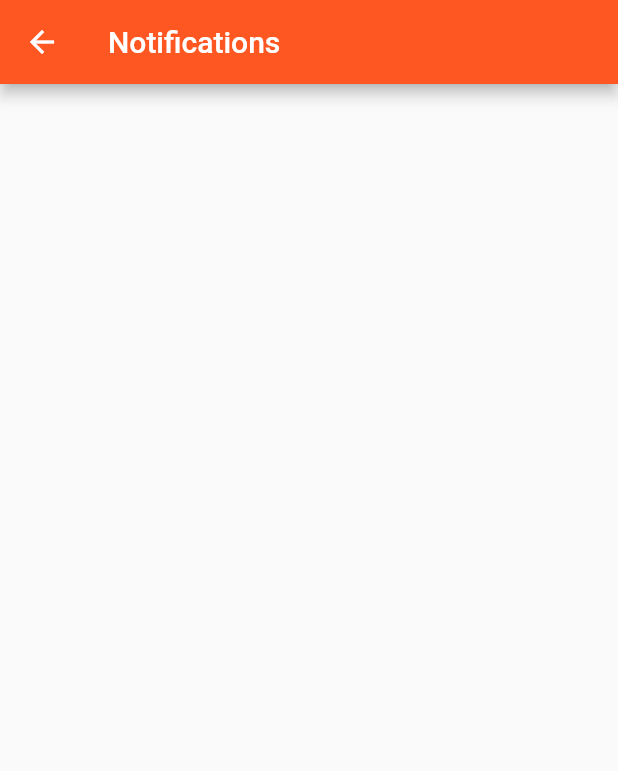
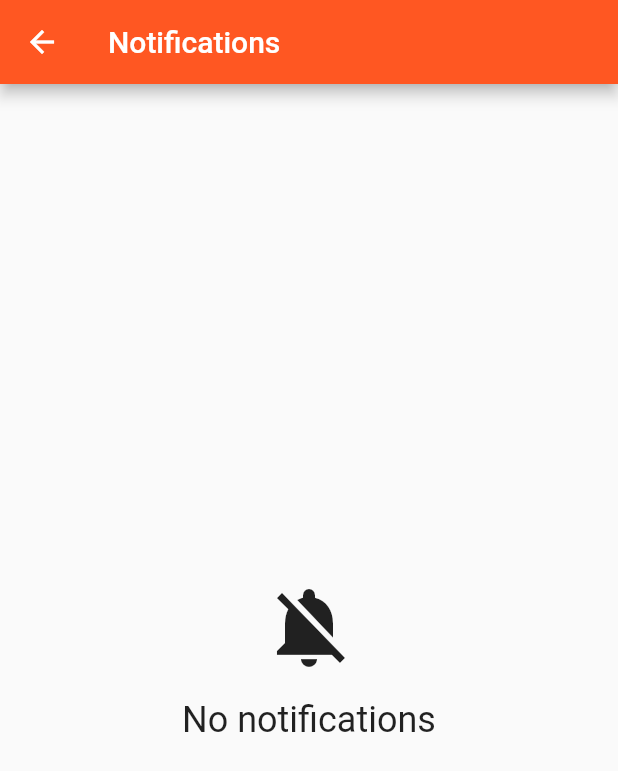
Before and after one commit to Pittawat2542/navi, a Flutter app: the screen it shows after launch, after a tap on the "notifications active" icon, on a phone screen of 412 x 824 dp. Shown: the top 771 px of the screen. Run offline on Flutter 3.47's test engine with Material 2 defaults, Android fonts, the phone set to English and light mode, and no system bars; our stand-ins replace cloud_firestore, firebase_messaging, google_maps_flutter, localstorage, share; accounts and stored records are empty; network calls fail.

Commit message:
[UPDATE] improve overall UI

```diff
--- a/lib/main.dart
+++ b/lib/main.dart
@@ -1,11 +1,11 @@
-import 'package:Navi/widgets/MessagingList.dart';
 import 'package:flutter/material.dart';
 
 import 'package:Navi/screens/AppSearchDelegate.dart';
-import 'package:Navi/widgets/HomeBottomNavigationBar.dart';
 import 'package:Navi/screens/ActivityListScreen.dart';
 import 'package:Navi/screens/FavoriteScreen.dart';
 import 'package:Navi/screens/SettingsScreen.dart';
+import 'package:Navi/widgets/HomeBottomNavigationBar.dart';
+import 'package:Navi/widgets/MessagingList.dart';
 
 void main() => runApp(MyApp());
 
@@ -53,11 +53,12 @@ class _MyHomePageState extends State<MyHomePage> {
           ],
           title: Text(widget.title),
           bottom: TabBar(
-            indicator: BoxDecoration(
-              color: Colors.white,
-              borderRadius: BorderRadius.circular(30.0),
-            ),
-            labelColor: Colors.orangeAccent,
+//            indicator: BoxDecoration(
+//              color: Colors.white,
+//              borderRadius: BorderRadius.circular(30.0),
+//            ),
+            labelColor: Colors.lightBlueAccent,
+            indicatorColor: Colors.lightBlueAccent,
             unselectedLabelColor: Colors.white,
             tabs: tabBar
                 .map(
@@ -81,7 +82,7 @@ class _MyHomePageState extends State<MyHomePage> {
         floatingActionButton: FloatingActionButton(
           onPressed: () =>
               showSearch(context: context, delegate: AppSearchDelegate()),
-          tooltip: 'Explore',
+          tooltip: 'Search',
           child: Icon(Icons.search),
           elevation: 2.0,
         ),
@@ -89,7 +90,7 @@ class _MyHomePageState extends State<MyHomePage> {
           items: [
             HomeBottomNavigationBarItem(
                 icon: Icons.bookmark,
-                text: 'Save',
+                text: 'Favorites',
                 action: () => Navigator.of(context).push(
                     MaterialPageRoute(builder: (context) => FavoriteScreen()))),
             HomeBottomNavigationBarItem(
--- a/lib/models/Activity.dart
+++ /dev/null
@@ -1,5 +0,0 @@
-class Activity {
-  String title;
-
-  Activity({this.title});
-}
--- a/lib/screens/ActivityListScreen.dart
+++ b/lib/screens/ActivityListScreen.dart
@@ -33,10 +33,10 @@ class _ActivityListScreenState extends State<ActivityListScreen> {
             .where('title', isLessThanOrEqualTo: widget.query + '\uF7FF')
             .snapshots(),
         builder: (BuildContext context, AsyncSnapshot<QuerySnapshot> snapshot) {
-          if (snapshot.hasError) return new Text('Error: ${snapshot.error}');
+          if (snapshot.hasError) return Text('Error: ${snapshot.error}');
           switch (snapshot.connectionState) {
             case ConnectionState.waiting:
-              return new Center(
+              return Center(
                 child: CircularProgressIndicator(),
               );
             default:
@@ -51,10 +51,10 @@ class _ActivityListScreenState extends State<ActivityListScreen> {
                 builder: (BuildContext context,
                     AsyncSnapshot<QuerySnapshot> snapshot1) {
                   if (snapshot1.hasError)
-                    return new Text('Error: ${snapshot1.error}');
+                    return Text('Error: ${snapshot1.error}');
                   switch (snapshot1.connectionState) {
                     case ConnectionState.waiting:
-                      return new Center(
+                      return Center(
                         child: CircularProgressIndicator(),
                       );
                     default:
@@ -70,14 +70,14 @@ class _ActivityListScreenState extends State<ActivityListScreen> {
                         builder: (BuildContext context,
                             AsyncSnapshot<QuerySnapshot> snapshot2) {
                           if (snapshot2.hasError)
-                            return new Text('Error: ${snapshot2.error}');
+                            return Text('Error: ${snapshot2.error}');
                           switch (snapshot2.connectionState) {
                             case ConnectionState.waiting:
-                              return new Center(
+                              return Center(
                                 child: CircularProgressIndicator(),
                               );
                             default:
-                              return new ListView(
+                              return ListView(
                                 children: [
                                   ...snapshot.data.documents
                                       .map((DocumentSnapshot document) {
@@ -113,14 +113,14 @@ class _ActivityListScreenState extends State<ActivityListScreen> {
       child: StreamBuilder<QuerySnapshot>(
         stream: Firestore.instance.collection(category).snapshots(),
         builder: (BuildContext context, AsyncSnapshot<QuerySnapshot> snapshot) {
-          if (snapshot.hasError) return new Text('Error: ${snapshot.error}');
+          if (snapshot.hasError) return Text('Error: ${snapshot.error}');
           switch (snapshot.connectionState) {
             case ConnectionState.waiting:
-              return new Center(
+              return Center(
                 child: CircularProgressIndicator(),
               );
             default:
-              return new ListView(
+              return ListView(
                 children:
                     snapshot.data.documents.map((DocumentSnapshot document) {
                   return _buildActivityCard(document, category);
--- a/lib/widgets/HomeBottomNavigationBar.dart
+++ b/lib/widgets/HomeBottomNavigationBar.dart
@@ -2,6 +2,7 @@ import 'package:flutter/material.dart';
 
 class HomeBottomNavigationBarItem {
   HomeBottomNavigationBarItem({this.icon, this.text, this.action, this.name});
+
   IconData icon;
   String text;
   Function() action;
@@ -22,6 +23,7 @@ class HomeBottomNavigationBar extends StatefulWidget {
   }) {
     assert(this.items.length == 2 || this.items.length == 4);
   }
+
   final List<HomeBottomNavigationBarItem> items;
   final String centerItemText;
   final double height;
@@ -31,7 +33,6 @@ class HomeBottomNavigationBar extends StatefulWidget {
   final Color selectedColor;
   final NotchedShape notchedShape;
   final ValueChanged<int> onTabSelected;
-
 
   @override
   State<StatefulWidget> createState() => HomeBottomNavigationBarState();
@@ -80,8 +81,8 @@ class HomeBottomNavigationBarState extends State<HomeBottomNavigationBar> {
               mainAxisAlignment: MainAxisAlignment.center,
               children: <Widget>[
                 Icon(item.icon, color: color, size: 30),
-                Offstage(
-                  offstage: _selectedIndex == index ? false : true,
+                Padding(
+                  padding: const EdgeInsets.only(left: 8.0),
                   child: Text(
                     item.text,
                     style: TextStyle(color: color),
--- a/lib/widgets/MessagingList.dart
+++ b/lib/widgets/MessagingList.dart
@@ -48,7 +48,29 @@ class _MessagingListState extends State<MessagingList> {
       appBar: AppBar(
         title: Text("Notifications"),
       ),
-      body: ListView(
+      body: messages.length == 0
+          ? Center(
+            child: Column(
+                mainAxisAlignment: MainAxisAlignment.center,
+                crossAxisAlignment: CrossAxisAlignment.center,
+                children: <Widget>[
+                  const Icon(
+                    Icons.notifications_off,
+                    size: 64.0,
+                  ),
+                  const SizedBox(
+                    height: 16.0,
+                  ),
+                  const Text(
+                    "No notifications",
+                    style: TextStyle(
+                      fontSize: 24.0,
+                    ),
+                  ),
+                ],
+              ),
+          )
+          : ListView(
               children: messages.map(buildMessage).toList(),
             ),
     );
```
Also changed, not shown: lib/screens/ActivityDetailScreen.dart (renamed from lib/screens/ActivityScreen.dart, +158 -109 lines), lib/widgets/ActivityCard.dart (+11 -8 lines). Lines whose indentation alone changed are shown as unchanged.
